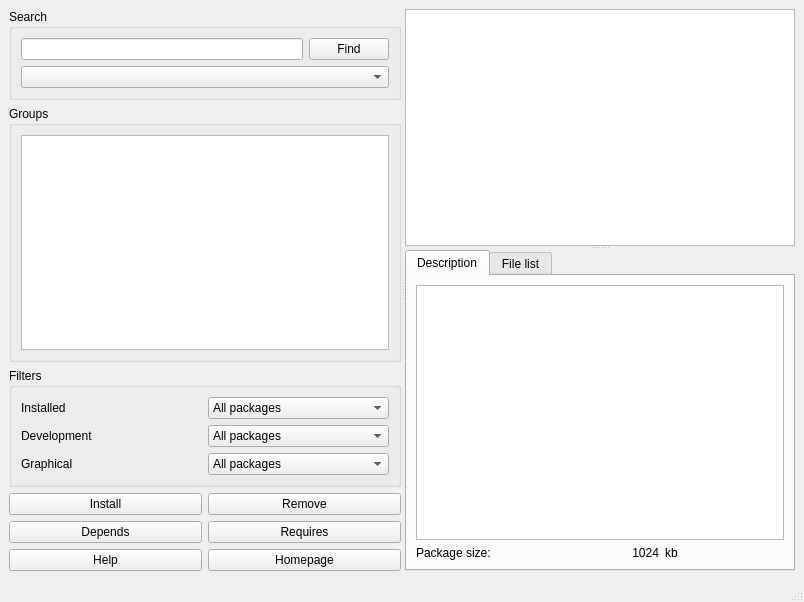
First picture: the form in gui/mainwindow.ui, repository freedesktop-unofficial-mirror/packagekit__PackageKit-Qt, before the edit.
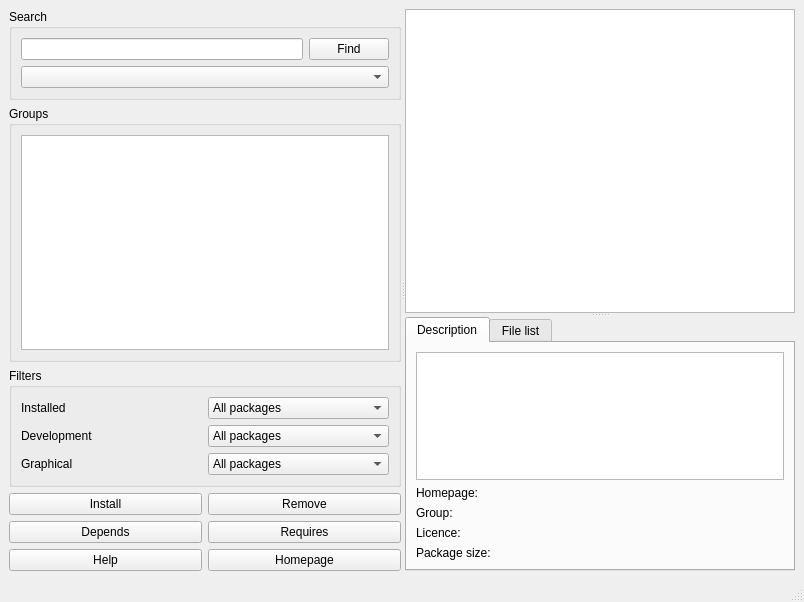
Second picture: the form after the edit.

Commit message: Added install, but there's an awful bug preventing you from doing a search after having installed a package

```diff
--- a/gui/mainwindow.ui
+++ b/gui/mainwindow.ui
@@ -19,7 +19,7 @@
       <property name="orientation" >
        <enum>Qt::Horizontal</enum>
       </property>
-      <widget class="QWidget" name="" >
+      <widget class="QWidget" name="layoutWidget" >
        <layout class="QVBoxLayout" >
         <item>
          <widget class="QGroupBox" name="groupBox_3" >
@@ -202,8 +202,24 @@
        <property name="orientation" >
         <enum>Qt::Vertical</enum>
        </property>
-       <widget class="QListView" name="listView_2" />
+       <widget class="QListView" name="packageListView" >
+        <property name="sizePolicy" >
+         <sizepolicy vsizetype="Expanding" hsizetype="Expanding" >
+          <horstretch>0</horstretch>
+          <verstretch>2</verstretch>
+         </sizepolicy>
+        </property>
+        <property name="alternatingRowColors" >
+         <bool>true</bool>
+        </property>
+       </widget>
        <widget class="QTabWidget" name="descriptionTabs" >
+        <property name="sizePolicy" >
+         <sizepolicy vsizetype="Expanding" hsizetype="Expanding" >
+          <horstretch>0</horstretch>
+          <verstretch>1</verstretch>
+         </sizepolicy>
+        </property>
         <property name="currentIndex" >
          <number>0</number>
         </property>
@@ -213,7 +229,70 @@
          </attribute>
          <layout class="QVBoxLayout" >
           <item>
-           <widget class="QTextBrowser" name="textBrowser" />
+           <widget class="QTextBrowser" name="detail_desc" />
+          </item>
+          <item>
+           <layout class="QHBoxLayout" >
+            <item>
+             <widget class="QLabel" name="label_11" >
+              <property name="text" >
+               <string>Homepage:</string>
+              </property>
+             </widget>
+            </item>
+            <item>
+             <widget class="QLabel" name="detail_url" >
+              <property name="text" >
+               <string> </string>
+              </property>
+              <property name="textFormat" >
+               <enum>Qt::RichText</enum>
+              </property>
+              <property name="openExternalLinks" >
+               <bool>true</bool>
+              </property>
+              <property name="textInteractionFlags" >
+               <set>Qt::LinksAccessibleByMouse</set>
+              </property>
+             </widget>
+            </item>
+           </layout>
+          </item>
+          <item>
+           <layout class="QHBoxLayout" >
+            <item>
+             <widget class="QLabel" name="label_9" >
+              <property name="text" >
+               <string>Group:</string>
+              </property>
+             </widget>
+            </item>
+            <item>
+             <widget class="QLabel" name="detail_group" >
+              <property name="text" >
+               <string> </string>
+              </property>
+             </widget>
+            </item>
+           </layout>
+          </item>
+          <item>
+           <layout class="QHBoxLayout" >
+            <item>
+             <widget class="QLabel" name="label_7" >
+              <property name="text" >
+               <string>Licence:</string>
+              </property>
+             </widget>
+            </item>
+            <item>
+             <widget class="QLabel" name="detail_licence" >
+              <property name="text" >
+               <string> </string>
+              </property>
+             </widget>
+            </item>
+           </layout>
           </item>
           <item>
            <layout class="QHBoxLayout" >
@@ -225,19 +304,9 @@
              </widget>
             </item>
             <item>
-             <widget class="QLabel" name="label_2" >
+             <widget class="QLabel" name="detail_size" >
               <property name="text" >
-               <string>1024</string>
-              </property>
-              <property name="alignment" >
-               <set>Qt::AlignRight|Qt::AlignTrailing|Qt::AlignVCenter</set>
-              </property>
-             </widget>
-            </item>
-            <item>
-             <widget class="QLabel" name="label_3" >
-              <property name="text" >
-               <string>kb</string>
+               <string> </string>
               </property>
              </widget>
             </item>
```
Left out of the diff: 10 changed lines with no effect on the pictures. The commit also changes 15 other files.
